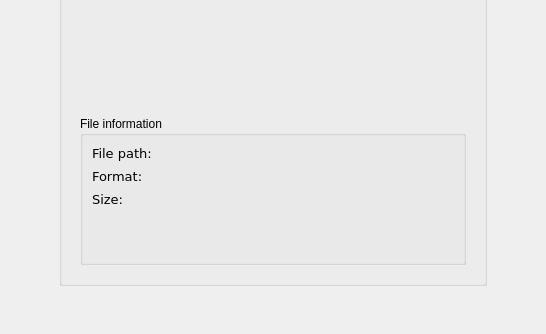
Old version of the form ui/signal_generator.ui in the repository analogdevicesinc/scopy; both pictures show x 321 to 867 and y 320 to 654 of the 1188 by 654 pixel window.
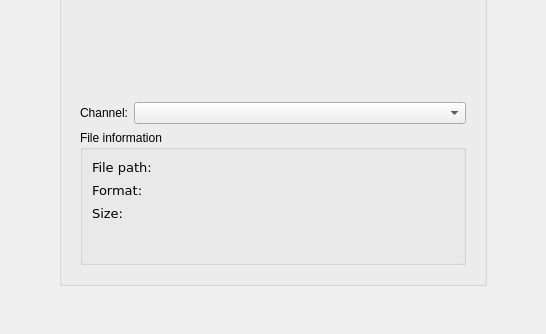
New version of the form. The open tabs and pages were chosen to show the change. Icons and pictures are not drawn. Custom widgets are drawn as their Qt base class.

Commit message: SignalGenerator - implemented channel selector for wave and csv files

What changed in the file:
```diff
--- a/ui/signal_generator.ui
+++ b/ui/signal_generator.ui
@@ -528,6 +528,30 @@
                     </item>
                    </layout>
                   </item>
+                  <item>
+                   <layout class="QHBoxLayout" name="horizontalLayout_4">
+                    <item>
+                     <widget class="QLabel" name="label">
+                      <property name="sizePolicy">
+                       <sizepolicy hsizetype="Maximum" vsizetype="Preferred">
+                        <horstretch>0</horstretch>
+                        <verstretch>0</verstretch>
+                       </sizepolicy>
+                      </property>
+                      <property name="text">
+                       <string>Channel:</string>
+                      </property>
+                     </widget>
+                    </item>
+                    <item>
+                     <widget class="QComboBox" name="fileChannel">
+                      <property name="currentText">
+                       <string/>
+                      </property>
+                     </widget>
+                    </item>
+                   </layout>
+                  </item>
                   <item>
                    <widget class="QGroupBox" name="groupBox_3">
                     <property name="title">
```
The commit also changes 2 other files.
